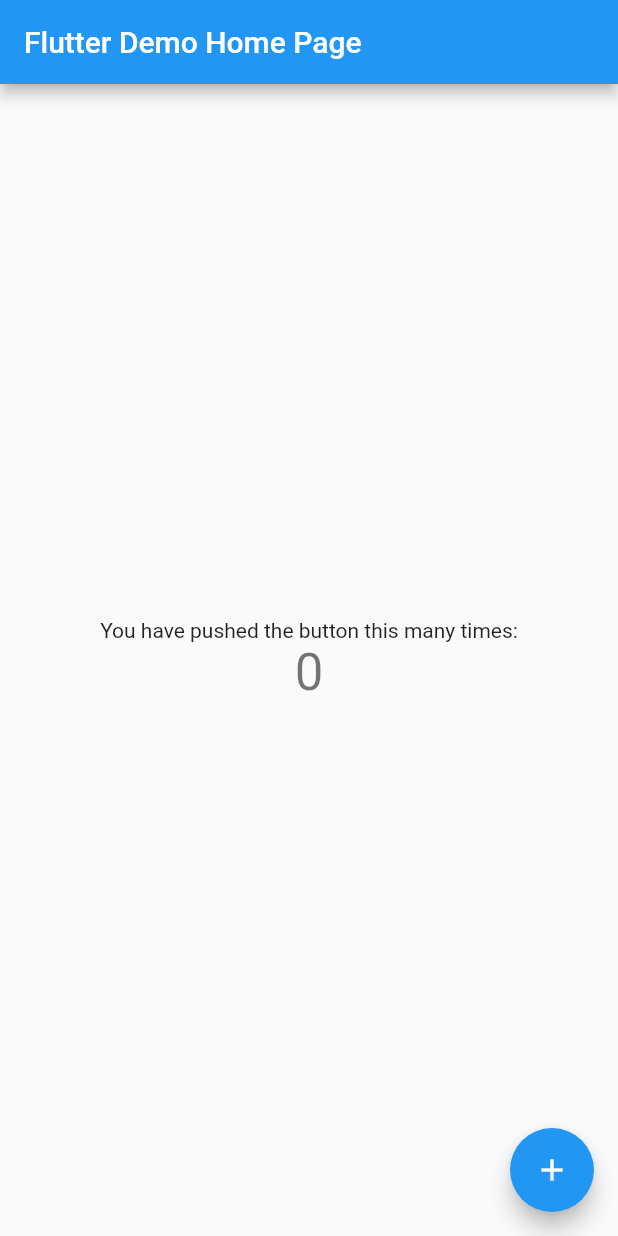
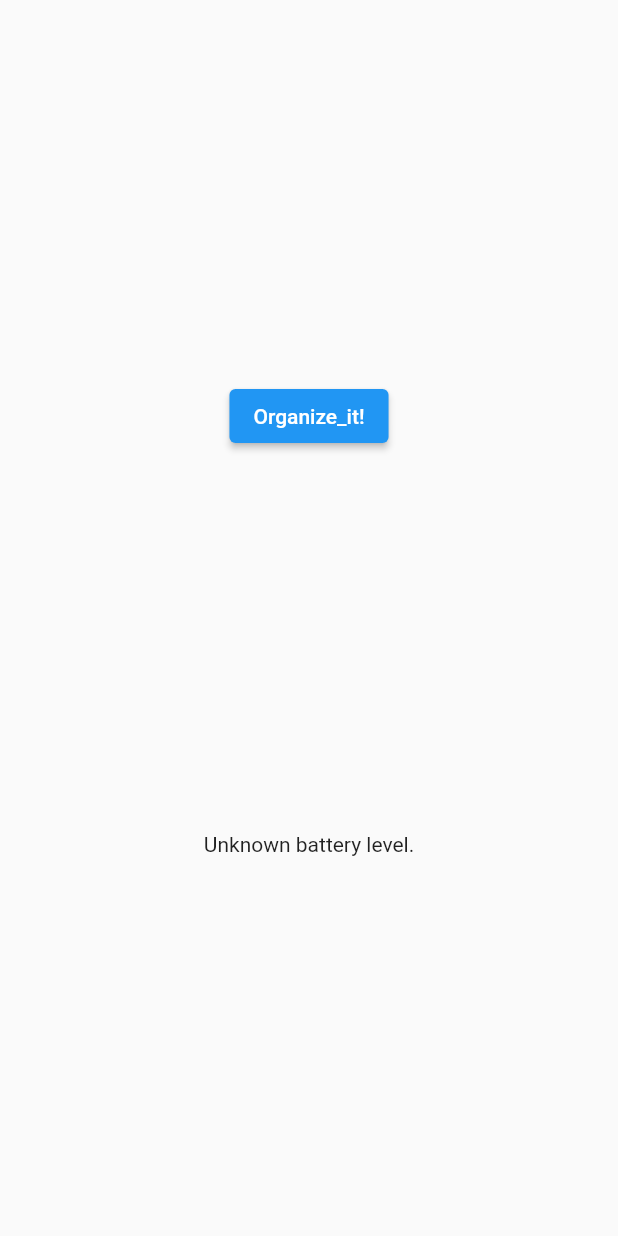
Before and after one commit to rfmajor/organize_it, a Flutter app: the screen it shows after launch, on a phone screen of 412 x 824 dp. Run offline on Flutter 3.47's test engine with Material 2 defaults, Android fonts, the phone set to English and light mode, and no system bars.

Commit message:
working methodChannel

```diff
--- a/lib/main.dart
+++ b/lib/main.dart
@@ -1,5 +1,6 @@
 import 'package:flutter/material.dart';
 import 'package:flutter/services.dart';
+import 'dart:async';
 
 void main() {
   runApp(const MyApp());
@@ -48,7 +49,7 @@ class MyHomePage extends StatefulWidget {
   // This class is the configuration for the state. It holds the values (in this
   // case the title) provided by the parent (in this case the App widget) and
   // used by the build method of the State. Fields in a Widget subclass are
-  // always marked "final".a
+  // always marked "final".
 
   final String title;
 
@@ -57,72 +58,42 @@ class MyHomePage extends StatefulWidget {
 }
 
 class _MyHomePageState extends State<MyHomePage> {
-  int _counter = 0;
+  static const platform = MethodChannel('samples.flutter.dev/battery');
+  // Get battery level.
+  String _batteryLevel = 'Unknown battery level.';
 
+  Future<void> _getBatteryLevel() async {
+    String batteryLevel;
+    try {
+      final int result = await platform.invokeMethod('getBatteryLevel');
+      batteryLevel = 'Organize_it! $result % .';
+    } on PlatformException catch (e) {
+      batteryLevel = "Failed to get battery level: '${e.message}'.";
+    }
+
+    setState(() {
+      _batteryLevel = batteryLevel;
+    });
+  }
   void _saveState() {
 
   }
 
-  void _incrementCounter() {
-    setState(() {
-      // This call to setState tells the Flutter framework that something has
-      // changed in this State, which causes it to rerun the build method below
-      // so that the display can reflect the updated values. If we changed
-      // _counter without calling setState(), then the build method would not be
-      // called again, and so nothing would appear to happen.
-      _counter++;
-    });
-  }
-
   @override
   Widget build(BuildContext context) {
-    // This method is rerun every time setState is called, for instance as done
-    // by the _incrementCounter method above.
-    //
-    // The Flutter framework has been optimized to make rerunning build methods
-    // fast, so that you can just rebuild anything that needs updating rather
-    // than having to individually change instances of widgets.
-    return Scaffold(
-      appBar: AppBar(
-        // Here we take the value from the MyHomePage object that was created by
-        // the App.build method, and use it to set our appbar title.
-        title: Text(widget.title),
-      ),
-      body: Center(
-        // Center is a layout widget. It takes a single child and positions it
-        // in the middle of the parent.
+    return Material(
+      child: Center(
         child: Column(
-          // Column is also a layout widget. It takes a list of children and
-          // arranges them vertically. By default, it sizes itself to fit its
-          // children horizontally, and tries to be as tall as its parent.
-          //
-          // Invoke "debug painting" (press "p" in the console, choose the
-          // "Toggle Debug Paint" action from the Flutter Inspector in Android
-          // Studio, or the "Toggle Debug Paint" command in Visual Studio Code)
-          // to see the wireframe for each widget.
-          //
-          // Column has various properties to control how it sizes itself and
-          // how it positions its children. Here we use mainAxisAlignment to
-          // center the children vertically; the main axis here is the vertical
-          // axis because Columns are vertical (the cross axis would be
-          // horizontal).
-          mainAxisAlignment: MainAxisAlignment.center,
-          children: <Widget>[
-            const Text(
-              'You have pushed the button this many times:',
+          mainAxisAlignment: MainAxisAlignment.spaceEvenly,
+          children: [
+            ElevatedButton(
+              child: const Text('Organize_it!'),
+              onPressed: _getBatteryLevel,
             ),
-            Text(
-              '$_counter',
-              style: Theme.of(context).textTheme.headline4,
-            ),
+            Text(_batteryLevel),
           ],
         ),
       ),
-      floatingActionButton: FloatingActionButton(
-        onPressed: _incrementCounter,
-        tooltip: 'Increment',
-        child: const Icon(Icons.add),
-      ), // This trailing comma makes auto-formatting nicer for build methods.
     );
   }
 }
```
Also changed, not shown: 1 other file.
